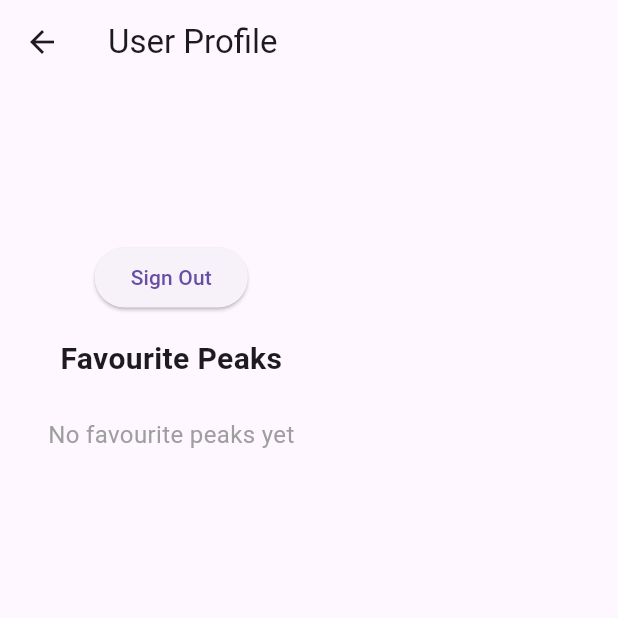
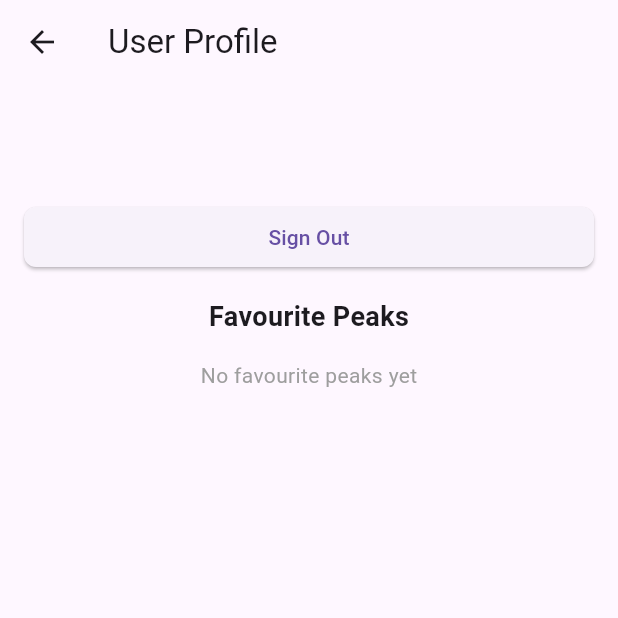
Before and after one commit to kovalsofiia/flutter_repo, a Flutter app: the UserPage screen opened by its route, on a phone screen of 412 x 824 dp, the top half of it. Run offline on Flutter 3.47's test engine with Material 3 defaults, Android fonts, the phone set to English and light mode, and no system bars; our stand-ins replace cloud_firestore, firebase_auth, firebase_core; accounts and stored records are empty; generated files the repository leaves out were written again.

Commit message:
додано трохи стиль для сторінки користувача

```diff
--- a/myflutter/lib/pages/user_page.dart
+++ b/myflutter/lib/pages/user_page.dart
@@ -126,32 +126,40 @@ class _UserPageState extends State<UserPage> {
 
           if (user == null) {
             return Padding(
-              padding: const EdgeInsets.all(16.0),
+              padding: const EdgeInsets.symmetric(horizontal: 16.0),
+              child: Center(
+                child: SingleChildScrollView(
                   child: Column(
                     mainAxisAlignment: MainAxisAlignment.center,
                     children: [
                       Text(
                         _isLoginMode ? 'Sign In' : 'Sign Up',
                         style: const TextStyle(
-                      fontSize: 24,
-                      fontWeight: FontWeight.bold,
+                          fontSize: 22,
+                          fontWeight: FontWeight.w600,
                         ),
                       ),
-                  const SizedBox(height: 16),
+                      const SizedBox(height: 12),
                       if (!_isLoginMode)
                         TextField(
                           controller: _nameController,
                           decoration: const InputDecoration(
-                        labelText: 'Name',
-                        border: OutlineInputBorder(),
+                            hintText: 'Name',
+                            border: OutlineInputBorder(
+                              borderRadius: BorderRadius.all(
+                                Radius.circular(8),
+                              ),
+                            ),
                           ),
                         ),
                       if (!_isLoginMode) const SizedBox(height: 8),
                       TextField(
                         controller: _emailController,
                         decoration: const InputDecoration(
-                      labelText: 'Email',
-                      border: OutlineInputBorder(),
+                          hintText: 'Email',
+                          border: OutlineInputBorder(
+                            borderRadius: BorderRadius.all(Radius.circular(8)),
+                          ),
                         ),
                         keyboardType: TextInputType.emailAddress,
                       ),
@@ -159,22 +167,40 @@ class _UserPageState extends State<UserPage> {
                       TextField(
                         controller: _passwordController,
                         decoration: const InputDecoration(
-                      labelText: 'Password',
-                      border: OutlineInputBorder(),
+                          hintText: 'Password',
+                          border: OutlineInputBorder(
+                            borderRadius: BorderRadius.all(Radius.circular(8)),
+                          ),
                         ),
                         obscureText: true,
                       ),
-                  const SizedBox(height: 16),
+                      const SizedBox(height: 12),
                       if (_errorMessage != null)
-                    Text(
+                        AnimatedOpacity(
+                          opacity: _errorMessage != null ? 1.0 : 0.0,
+                          duration: const Duration(milliseconds: 300),
+                          child: Text(
                             _errorMessage!,
-                      style: const TextStyle(color: Colors.red),
+                            style: const TextStyle(
+                              color: Colors.red,
+                              fontSize: 14,
+                            ),
+                          ),
+                        ),
+                      const SizedBox(height: 12),
+                      SizedBox(
+                        width: double.infinity,
+                        child: ElevatedButton(
+                          onPressed: _submit,
+                          style: ElevatedButton.styleFrom(
+                            shape: RoundedRectangleBorder(
+                              borderRadius: BorderRadius.circular(8),
+                            ),
+                          ),
+                          child: Text(_isLoginMode ? 'Sign In' : 'Sign Up'),
+                        ),
                       ),
                       const SizedBox(height: 8),
-                  ElevatedButton(
-                    onPressed: _submit,
-                    child: Text(_isLoginMode ? 'Sign In' : 'Sign Up'),
-                  ),
                       TextButton(
                         onPressed: () {
                           setState(() {
@@ -189,41 +215,55 @@ class _UserPageState extends State<UserPage> {
                           _isLoginMode
                               ? 'Need an account? Sign Up'
                               : 'Already have an account? Sign In',
+                          style: const TextStyle(fontSize: 14),
                         ),
                       ),
                     ],
+                  ),
+                ),
               ),
             );
           }
 
           return SingleChildScrollView(
             child: Padding(
-              padding: const EdgeInsets.all(16.0),
+              padding: const EdgeInsets.symmetric(
+                horizontal: 16.0,
+                vertical: 12.0,
+              ),
               child: Column(
                 crossAxisAlignment: CrossAxisAlignment.center,
                 children: [
                   Text(
                     user.displayName ?? user.email ?? 'User',
                     style: const TextStyle(
-                      fontSize: 24,
-                      fontWeight: FontWeight.bold,
+                      fontSize: 20,
+                      fontWeight: FontWeight.w600,
                     ),
                   ),
-                  const SizedBox(height: 8),
+                  const SizedBox(height: 4),
                   Text(
                     user.email ?? 'No Email',
-                    style: const TextStyle(fontSize: 16),
+                    style: const TextStyle(fontSize: 14, color: Colors.grey),
                   ),
-                  const SizedBox(height: 16),
+                  const SizedBox(height: 12),
                   if (_isAdmin == true)
-                    ElevatedButton(
-                      onPressed: () {
-                        Navigator.pushNamed(context, '/admin');
-                      },
+                    SizedBox(
+                      width: double.infinity,
+                      child: ElevatedButton(
+                        onPressed: () => Navigator.pushNamed(context, '/admin'),
+                        style: ElevatedButton.styleFrom(
+                          shape: RoundedRectangleBorder(
+                            borderRadius: BorderRadius.circular(8),
+                          ),
+                        ),
                         child: const Text('Open Admin Panel'),
                       ),
-                  const SizedBox(height: 8),
-                  ElevatedButton(
+                    ),
+                  if (_isAdmin == true) const SizedBox(height: 8),
+                  SizedBox(
+                    width: double.infinity,
+                    child: ElevatedButton(
                       onPressed: () async {
                         await _authService.signOut();
                         setState(() {
@@ -233,12 +273,18 @@ class _UserPageState extends State<UserPage> {
                           const SnackBar(content: Text('Signed out')),
                         );
                       },
+                      style: ElevatedButton.styleFrom(
+                        shape: RoundedRectangleBorder(
+                          borderRadius: BorderRadius.circular(8),
+                        ),
+                      ),
                       child: const Text('Sign Out'),
+                    ),
                   ),
                   const SizedBox(height: 16),
                   const Text(
                     'Favourite Peaks',
-                    style: TextStyle(fontSize: 20, fontWeight: FontWeight.bold),
+                    style: TextStyle(fontSize: 18, fontWeight: FontWeight.w600),
                   ),
                   const SizedBox(height: 8),
                   StreamBuilder<List<Map<String, dynamic>>>(
@@ -249,10 +295,10 @@ class _UserPageState extends State<UserPage> {
                       }
                       if (snapshot.hasError) {
                         return const Padding(
-                          padding: EdgeInsets.all(16.0),
+                          padding: EdgeInsets.all(8.0),
                           child: Text(
                             'Failed to load favourites',
-                            style: TextStyle(fontSize: 16, color: Colors.red),
+                            style: TextStyle(fontSize: 14, color: Colors.red),
                           ),
                         );
                       }
@@ -263,27 +309,44 @@ class _UserPageState extends State<UserPage> {
                               .toList();
                       if (favouritePeaks.isEmpty) {
                         return const Padding(
-                          padding: EdgeInsets.all(16.0),
+                          padding: EdgeInsets.all(8.0),
                           child: Text(
                             'No favourite peaks yet',
-                            style: TextStyle(fontSize: 16, color: Colors.grey),
+                            style: TextStyle(fontSize: 14, color: Colors.grey),
                           ),
                         );
                       }
-                      return ListView.builder(
+                      return ListView.separated(
                         shrinkWrap: true,
                         physics: const NeverScrollableScrollPhysics(),
                         itemCount: favouritePeaks.length,
                         itemBuilder: (context, index) {
                           final peak = favouritePeaks[index];
-                          return ListTile(
+                          return AnimatedOpacity(
+                            opacity: 1.0,
+                            duration: Duration(
+                              milliseconds: 200 + (index * 100),
+                            ),
+                            child: ListTile(
+                              contentPadding: const EdgeInsets.symmetric(
+                                horizontal: 0,
+                              ),
                               title: Text(
                                 peak.name,
                                 style: const TextStyle(fontSize: 16),
                               ),
+                              trailing: const Icon(
+                                Icons.chevron_right,
+                                color: Colors.grey,
+                                size: 20,
+                              ),
                               onTap: () => navigateToDetailPage(peak),
+                            ),
                           );
                         },
+                        separatorBuilder:
+                            (context, index) =>
+                                Divider(color: Colors.grey[300], height: 1),
                       );
                     },
                   ),
```
Lines whose indentation alone changed are shown as unchanged.
